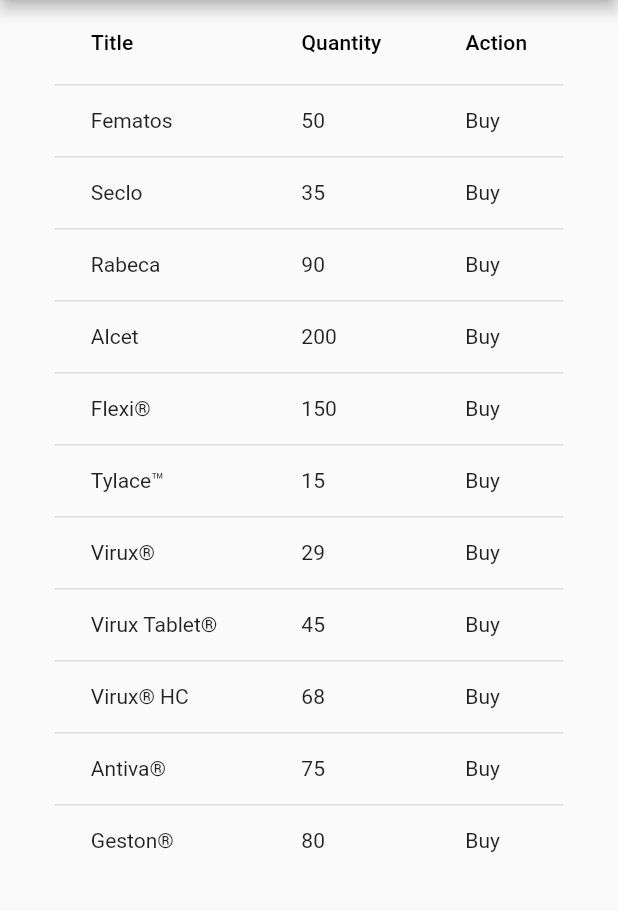
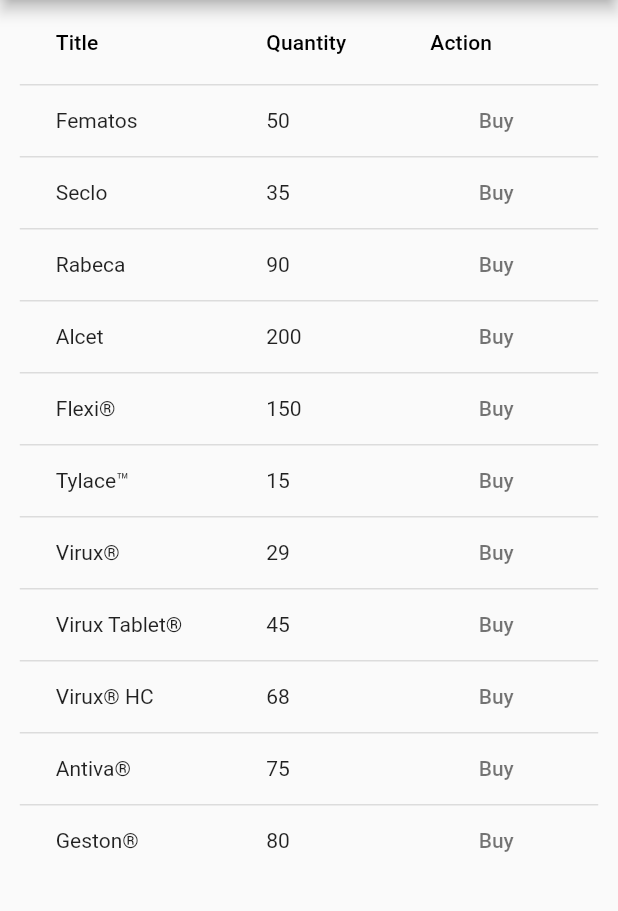
Before and after one commit to Linkonsq/Medicine-Info, a Flutter app: the screen it shows after launch, on a phone screen of 412 x 824 dp, the part 84-995 px from its top. Run offline on Flutter 3.47's test engine with Material 2 defaults, Android fonts, the phone set to English and light mode, and no system bars.

Commit message:
Decrease medicine on tap Buy button

```diff
--- a/lib/providers/medicine.dart
+++ b/lib/providers/medicine.dart
@@ -3,7 +3,7 @@ import 'package:flutter/material.dart';
 class Medicine with ChangeNotifier {
   final String id;
   final String title;
-  final int quantity;
+  int quantity;
 
   Medicine({
     @required this.id,
--- a/lib/screens/info_screen.dart
+++ b/lib/screens/info_screen.dart
@@ -31,7 +31,7 @@ class _InfoScreenState extends State<InfoScreen> {
           tooltip: 'This is Action',
         ),
       ],
-      rows: medicines //DUMMY_MEDICINES
+      rows: medicines
           .map(
             (medicine) => DataRow(
               cells: [
@@ -42,10 +42,15 @@ class _InfoScreenState extends State<InfoScreen> {
                   Text(medicine.quantity.toString()),
                 ),
                 DataCell(
-                  InkWell(
-                    child: Container(
-                      child: Text('Buy'),
+                  FlatButton(
+                    child: Text(
+                      'Buy',
+                      style: TextStyle(color: Colors.black54),
                     ),
+                    onPressed: () {
+                      Provider.of<Medicines>(context, listen: false)
+                          .decreaseMedicine(medicine.id);
+                    },
                   ),
                 ),
               ],
@@ -59,7 +64,6 @@ class _InfoScreenState extends State<InfoScreen> {
   Widget build(BuildContext context) {
     final medicinesData = Provider.of<Medicines>(context);
     final medicines = medicinesData.items;
-    print(medicines.runtimeType);
     return Scaffold(
       appBar: AppBar(
         title: Text('Medicine Info'),
```
Also changed, not shown: lib/providers/medicines.dart (+8 -0 lines).
